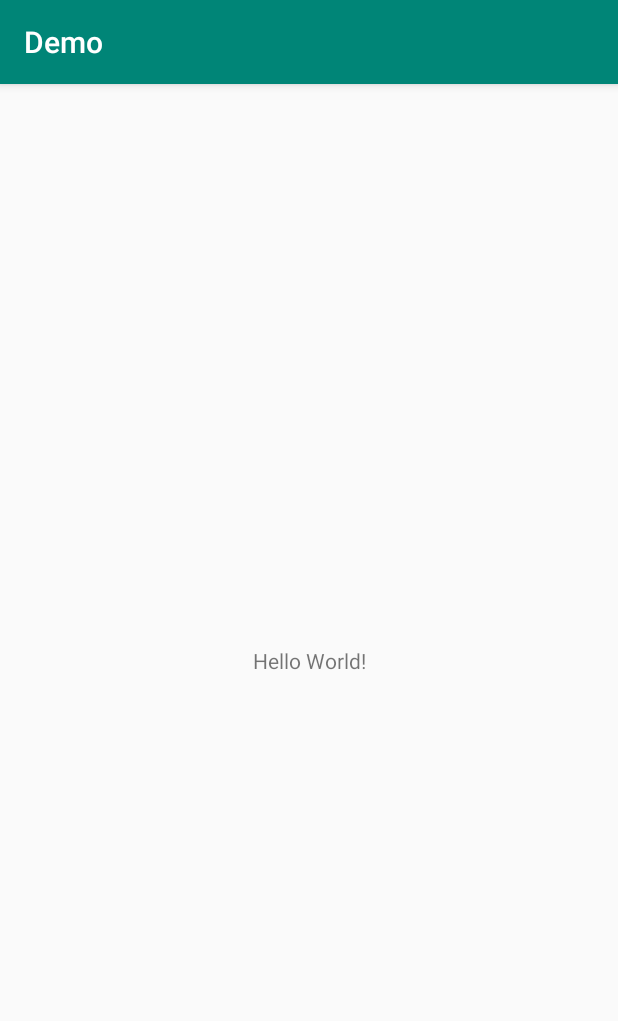
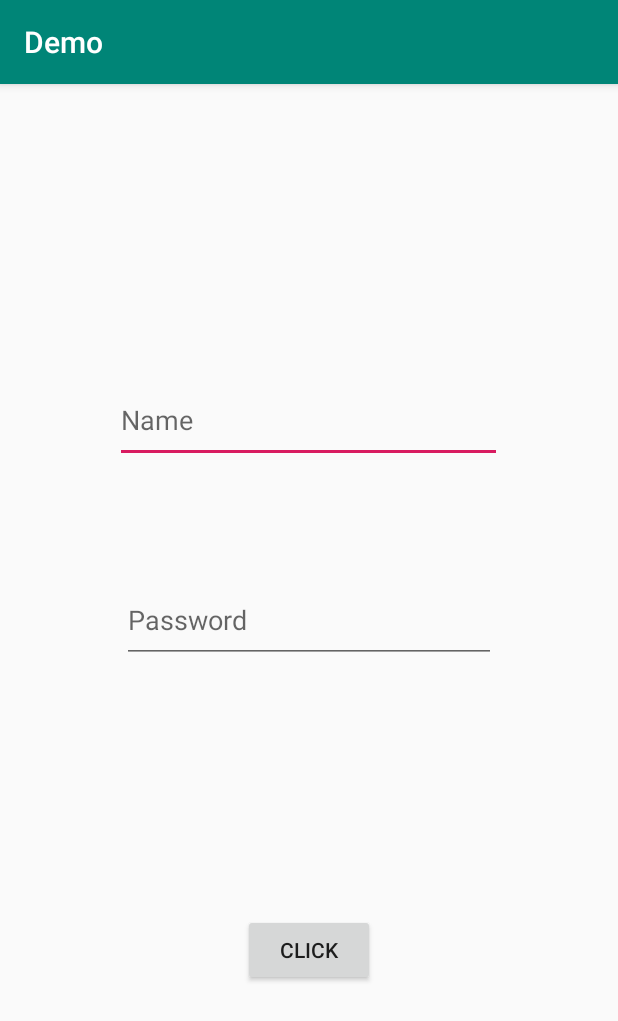
Before and after one commit to sitprosqa/androidDemo, an Android app: the screen it shows after launch (MainActivity), on a phone screen of 412 x 824 dp. Shown: the top 1021 px of the screen. Run offline under Robolectric (Android 15) with nearby library versions, the phone set to English and light mode, and no system bars.

Commit message:
Code Update

```diff
--- a/app/src/main/java/com/example/demo/MainActivity.java
+++ b/app/src/main/java/com/example/demo/MainActivity.java
@@ -2,7 +2,12 @@ package com.example.demo;
 
 import androidx.appcompat.app.AppCompatActivity;
 
+import android.content.Intent;
 import android.os.Bundle;
+import android.view.View;
+import android.widget.Button;
+import android.widget.EditText;
+import android.widget.Toast;
 
 public class MainActivity extends AppCompatActivity {
 
@@ -10,5 +15,21 @@ public class MainActivity extends AppCompatActivity {
     protected void onCreate(Bundle savedInstanceState) {
         super.onCreate(savedInstanceState);
         setContentView(R.layout.activity_main);
+
+        final EditText name=(EditText) findViewById(R.id.name);
+        final EditText pass=(EditText) findViewById(R.id.pass);
+
+        Button b1=(Button) findViewById(R.id.button);
+
+        b1.setOnClickListener(new View.OnClickListener() {
+            @Override
+            public void onClick(View view) {
+                String nam=name.getText().toString();
+                String pas=pass.getText().toString();
+
+                Toast.makeText(MainActivity.this, "Success-> Username: "+nam+" Password: "+pas, Toast.LENGTH_LONG).show();
+            }
+        });
+
     }
 }
--- a/app/src/main/res/layout/activity_main.xml
+++ b/app/src/main/res/layout/activity_main.xml
@@ -6,13 +6,55 @@
     android:layout_height="match_parent"
     tools:context=".MainActivity">
 
-    <TextView
+    <EditText
+        android:id="@+id/name"
+        android:layout_width="258dp"
+        android:layout_height="57dp"
+        android:layout_marginStart="8dp"
+        android:layout_marginLeft="8dp"
+        android:layout_marginTop="8dp"
+        android:layout_marginEnd="8dp"
+        android:layout_marginRight="8dp"
+        android:layout_marginBottom="8dp"
+        android:ems="10"
+        android:inputType="textPersonName"
+        android:hint="Name"
+        app:layout_constraintBottom_toBottomOf="parent"
+        app:layout_constraintEnd_toEndOf="parent"
+        app:layout_constraintHorizontal_bias="0.496"
+        app:layout_constraintStart_toStartOf="parent"
+        app:layout_constraintTop_toTopOf="parent"
+        app:layout_constraintVertical_bias="0.27" />
+
+    <EditText
+        android:id="@+id/pass"
+        android:layout_width="249dp"
+        android:layout_height="57dp"
+        android:layout_marginStart="8dp"
+        android:layout_marginLeft="8dp"
+        android:layout_marginTop="76dp"
+        android:layout_marginEnd="8dp"
+        android:layout_marginRight="8dp"
+        android:ems="10"
+        android:inputType="textPassword"
+        android:hint="Password"
+        app:layout_constraintEnd_toEndOf="parent"
+        app:layout_constraintStart_toStartOf="parent"
+        app:layout_constraintTop_toBottomOf="@+id/name" />
+
+    <Button
+        android:id="@+id/button"
         android:layout_width="wrap_content"
         android:layout_height="wrap_content"
-        android:text="Hello World!"
+        android:layout_marginStart="8dp"
+        android:layout_marginLeft="8dp"
+        android:layout_marginTop="8dp"
+        android:layout_marginEnd="8dp"
+        android:layout_marginRight="8dp"
+        android:layout_marginBottom="8dp"
+        android:text="Click"
         app:layout_constraintBottom_toBottomOf="parent"
-        app:layout_constraintLeft_toLeftOf="parent"
-        app:layout_constraintRight_toRightOf="parent"
-        app:layout_constraintTop_toTopOf="parent" />
-
+        app:layout_constraintEnd_toEndOf="parent"
+        app:layout_constraintStart_toStartOf="parent"
+        app:layout_constraintTop_toBottomOf="@+id/pass" />
 </androidx.constraintlayout.widget.ConstraintLayout>
```
